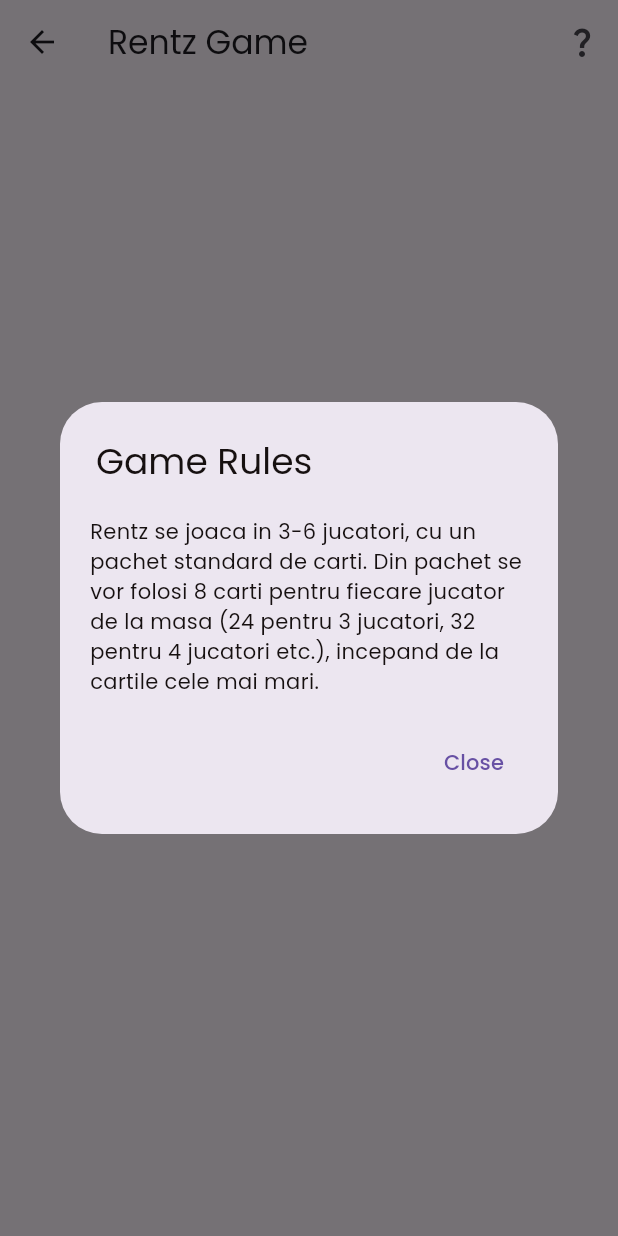
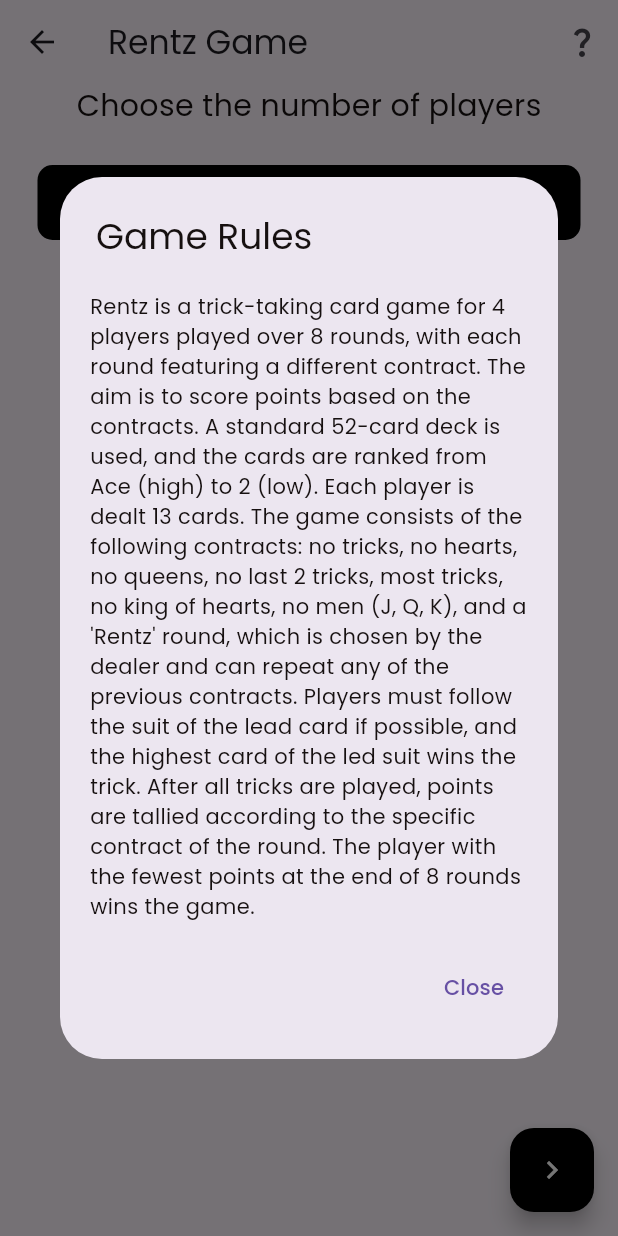
Before and after one commit to dragosdragan03/Score-Keeper-App, a Flutter app: the RentzGame screen opened directly, after a tap on the "question mark" icon, on a phone screen of 412 x 824 dp. Run offline on Flutter 3.47's test engine with Material 3 defaults, Android fonts, the phone set to English and light mode, and no system bars; our stand-ins replace google_fonts; missing offline and left inert: item_count_number_button.

Commit message:
inceput rentz

```diff
--- /dev/null
+++ b/score_keeper/lib/pages/Games/rentz/custom_listView.dart
@@ -0,0 +1,40 @@
+import 'package:flutter/material.dart';
+
+class CustomListview extends StatefulWidget {
+  final int value;
+  final List<TextEditingController> areaController;
+
+  const CustomListview({
+    required this.value,
+    required this.areaController,
+    super.key,
+  });
+
+  @override
+  State<CustomListview> createState() => _CustomListviewState();
+}
+
+class _CustomListviewState extends State<CustomListview> {
+  @override
+  Widget build(BuildContext context) {
+    return Expanded(
+      child: Padding(
+        padding: const EdgeInsets.symmetric(vertical: 10.0, horizontal: 8.0),
+        child: Column(
+          children: List.generate(widget.value, (index) {
+            return Padding(
+              padding: const EdgeInsets.only(bottom: 10.0),
+              child: TextField(
+                controller: widget.areaController[index],
+                decoration: InputDecoration(
+                  border: const OutlineInputBorder(),
+                  hintText: 'Player ${index + 1}',
+                ),
+              ),
+            );
+          }),
+        ),
+      ),
+    );
+  }
+}
--- /dev/null
+++ b/score_keeper/lib/pages/Games/rentz/rentz_game.dart
@@ -0,0 +1,164 @@
+import 'package:flutter/material.dart';
+import 'package:score_keeper/pages/Games/rentz/tab_bar.dart';
+import 'package:score_keeper/pages/Games/rentz/custom_listView.dart';
+
+class RentzGame extends StatefulWidget {
+  const RentzGame({super.key});
+
+  @override
+  State<RentzGame> createState() => _RentzGameState();
+}
+
+class _RentzGameState extends State<RentzGame> {
+  int numberOfPlayers = 4;
+  bool introducedAllNames = true;
+  bool isListVisible = false; // first time the list is hidden
+  List<TextEditingController> players = [];
+
+  @override
+  void initState() {
+    super.initState();
+    // Initialize controllers for the default number of players
+    players = List.generate(numberOfPlayers, (_) => TextEditingController());
+    // _fadeaway = Timer(Duration(seconds: 5) );
+  }
+
+  void submitButton() {
+    introducedAllNames = true;
+    setState(() {
+      for (var name in players) {
+        if (name.text.isEmpty) {
+          introducedAllNames = false;
+          break;
+        }
+      }
+    });
+
+    // if (introducedAllNames) {
+    //   Navigator.push(
+    //     context,
+    //     MaterialPageRoute(
+    //       builder: (context) => GamesDetails(
+    //         players: players.map((controller) => controller.text).toList(),
+    //         numberOfPlayers: numberOfPlayers,
+    //       ),
+    //     ),
+    //   );
+    // }
+  }
+
+  void updateControllers(int newCount) {
+    if (newCount > players.length) {
+      // Add more controllers if the new count is greater
+      players.addAll(List.generate(
+          newCount - players.length, (_) => TextEditingController()));
+    } else if (newCount < players.length) {
+      // Remove controllers if the new count is lesser
+      players.removeRange(newCount, players.length);
+    }
+  }
+
+  @override
+  Widget build(BuildContext context) {
+    return Scaffold(
+      appBar: AppBar(
+        // backgroundColor: Color.fromARGB(255, 5, 230, 250),
+        shape: const RoundedRectangleBorder(
+          borderRadius: BorderRadius.only(
+            bottomLeft: Radius.circular(25),
+            bottomRight: Radius.circular(25),
+          ),
+        ),
+        title: const Text('Rentz Game'),
+        actions: [
+          IconButton(
+              onPressed: () {
+                showDialog(
+                  context: context,
+                  builder: (context) => AlertDialog(
+                    actions: [
+                      TextButton(
+                        onPressed: () {
+                          Navigator.of(context).pop();
+                        },
+                        child: const Text('Close'),
+                      )
+                    ],
+                    title: const Text('Game Rules'),
+                    contentPadding: const EdgeInsets.all(20.0),
+                    content: const Text(
+                        "Rentz is a trick-taking card game for 4 players played over 8 rounds, with each round featuring a different contract. The aim is to score points based on the contracts. A standard 52-card deck is used, and the cards are ranked from Ace (high) to 2 (low). Each player is dealt 13 cards. The game consists of the following contracts: no tricks, no hearts, no queens, no last 2 tricks, most tricks, no king of hearts, no men (J, Q, K), and a 'Rentz' round, which is chosen by the dealer and can repeat any of the previous contracts. Players must follow the suit of the lead card if possible, and the highest card of the led suit wins the trick. After all tricks are played, points are tallied according to the specific contract of the round. The player with the fewest points at the end of 8 rounds wins the game."),
+                  ),
+                );
+              },
+              icon: const Icon(Icons.question_mark))
+        ],
+      ),
+      body: ListView(
+        children: [
+          // const Text("Choose the number of players",
+          //     style: TextStyle(
+          //       fontSize: 20,
+          //     )),
+          const Center(
+            child: Text(
+              "Choose the number of players",
+              style: TextStyle(
+                fontSize: 20,
+              ),
+            ),
+          ),
+
+          Container(
+            child: CustomTabBar(
+                startIndex: 4,
+                stopIndex: 6,
+                step: 1,
+                selectedNumber: numberOfPlayers,
+                onNumberSelected: (int selectedNumber) {
+                  setState(() {
+                    numberOfPlayers = selectedNumber;
+                    isListVisible = true;
+                    updateControllers(selectedNumber);
+                  });
+                }),
+          ),
+          if (isListVisible)
+            CustomListview(
+              value: numberOfPlayers,
+              areaController: players,
+            ),
+          const Spacer(), // Takes up remaining space
+          Padding(
+            padding: const EdgeInsets.only(
+                bottom: 20.0), // Add space from the bottom
+            child: AnimatedOpacity(
+              opacity: isListVisible && !introducedAllNames ? 1.0 : 0.0,
+              duration: const Duration(seconds: 1),
+              child: Container(
+                padding: const EdgeInsets.all(16.0),
+                decoration: BoxDecoration(
+                  color: Colors.red,
+                  borderRadius: BorderRadius.circular(8.0),
+                  border: Border.all(color: Colors.black, width: 2.0),
+                ),
+                child: const Text(
+                  "Warning: Please insert all players names before proceeding with the game!",
+                  style: TextStyle(color: Colors.black, fontSize: 16.0),
+                ),
+              ),
+            ),
+          )
+        ],
+      ),
+      floatingActionButton: FloatingActionButton(
+        backgroundColor: Colors.black,
+        onPressed: submitButton,
+        child: const Icon(
+          Icons.navigate_next_outlined,
+          color: Colors.white,
+        ),
+      ),
+    );
+  }
+}
--- /dev/null
+++ b/score_keeper/lib/pages/Games/rentz/tab_bar.dart
@@ -0,0 +1,88 @@
+import 'package:flutter/material.dart';
+
+class CustomTabBar extends StatefulWidget {
+  final int startIndex;
+  final int stopIndex;
+  final int step;
+  final int selectedNumber;
+  final ValueChanged<int> onNumberSelected;
+
+  const CustomTabBar({
+    required this.startIndex,
+    required this.stopIndex,
+    required this.step,
+    required this.selectedNumber,
+    required this.onNumberSelected,
+    super.key,
+  });
+
+  @override
+  _CustomTabBarState createState() => _CustomTabBarState();
+}
+
+class _CustomTabBarState extends State<CustomTabBar> {
+  late int _selectedNumber = 0;
+
+  AnimatedContainer buildContainer(bool isSelected, int number) {
+    return AnimatedContainer(
+      duration: const Duration(milliseconds: 300),
+      height: 40,
+      width: 40,
+      decoration: BoxDecoration(
+        borderRadius: BorderRadius.circular(7),
+        color: isSelected ? Colors.grey : Colors.black,
+      ),
+      child: Center(
+        child: Text(
+          "$number",
+          style: const TextStyle(color: Colors.white, fontSize: 25),
+        ),
+      ),
+    );
+  }
+
+  Container verticalPipeline() {
+    return Container(
+      width: 2,
+      height: 20,
+      color: Colors.white,
+      margin: const EdgeInsets.symmetric(horizontal: 5),
+    );
+  }
+
+  @override
+  Widget build(BuildContext context) {
+    // Creating a list with the numbers needed
+    List<int> numbers = List.generate(widget.stopIndex - widget.startIndex + 1,
+        (int index) => (widget.startIndex + index) * widget.step);
+
+    return Padding(
+      padding: const EdgeInsets.all(25),
+      child: Container(
+        height: 50,
+        decoration: BoxDecoration(
+          color: Colors.black,
+          borderRadius: BorderRadius.circular(10),
+        ),
+        child: Row(
+          mainAxisAlignment: MainAxisAlignment.spaceEvenly,
+          children: numbers.expand((number) {
+            bool isSelected = number == _selectedNumber;
+            return [
+              GestureDetector(
+                onTap: () {
+                  setState(() {
+                    _selectedNumber = number;
+                    widget.onNumberSelected(number);
+                  });
+                },
+                child: buildContainer(isSelected, number),
+              ),
+              if (number != numbers.last) verticalPipeline()
+            ];
+          }).toList(),
+        ),
+      ),
+    );
+  }
+}
--- a/score_keeper/lib/pages/Games/rentz_game.dart
+++ /dev/null
@@ -1,43 +0,0 @@
-import 'package:flutter/material.dart';
-
-class RentzGame extends StatelessWidget {
-  const RentzGame({super.key});
-  @override
-  Widget build(BuildContext context) {
-    return Scaffold(
-      appBar: AppBar(
-        // backgroundColor: Color.fromARGB(255, 5, 230, 250),
-        shape: const RoundedRectangleBorder(
-          borderRadius: BorderRadius.only(
-            bottomLeft: Radius.circular(25),
-            bottomRight: Radius.circular(25),
-          ),
-        ),
-        title: const Text('Rentz Game'),
-        actions: [
-          IconButton(
-              onPressed: () {
-                showDialog(
-                  context: context,
-                  builder: (context) => AlertDialog(
-                    actions: [
-                      TextButton(
-                        onPressed: () {
-                          Navigator.of(context).pop();
-                        },
-                        child: const Text('Close'),
-                      )
-                    ],
-                    title: const Text('Game Rules'),
-                    contentPadding: const EdgeInsets.all(20.0),
-                    content: const Text(
-                        "Rentz se joaca in 3-6 jucatori, cu un pachet standard de carti. Din pachet se vor folosi 8 carti pentru fiecare jucator de la masa (24 pentru 3 jucatori, 32 pentru 4 jucatori etc.), incepand de la cartile cele mai mari."),
-                  ),
-                );
-              },
-              icon: const Icon(Icons.question_mark))
-        ],
-      ),
-    );
-  }
-}
--- a/score_keeper/lib/pages/games_page.dart
+++ b/score_keeper/lib/pages/games_page.dart
@@ -1,7 +1,7 @@
 import 'package:flutter/material.dart';
 import 'package:score_keeper/pages/Games/bridge/team_page.dart';
 import 'package:score_keeper/pages/Games/other_games.dart';
-import 'package:score_keeper/pages/Games/rentz_game.dart';
+import 'package:score_keeper/pages/Games/rentz/rentz_game.dart';
 import 'package:score_keeper/pages/Games/whist/whist_game.dart';
 
 class GamesPage extends StatelessWidget {
```
